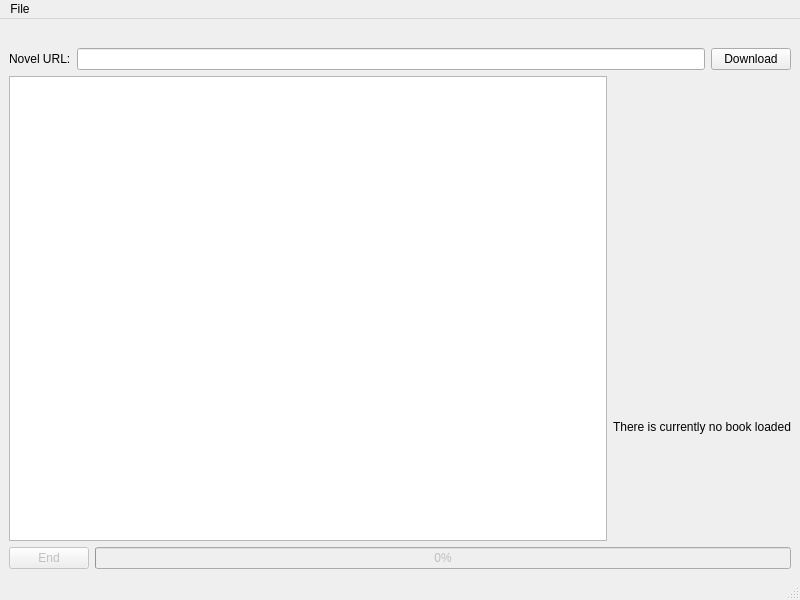
First picture: the form in ui/mainwindow.ui, repository insoPL/WuxiaDownloader, before the edit.
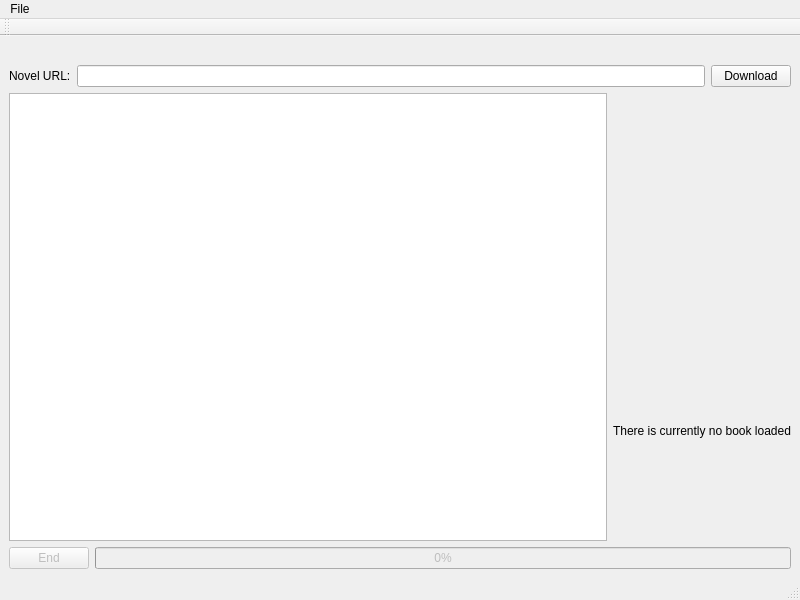
Second picture: the form after the edit. Icons and pictures are not drawn.

Commit message: added option to drag&drop epub files

Diff of the .ui file:
```diff
--- a/ui/mainwindow.ui
+++ b/ui/mainwindow.ui
@@ -1376,6 +1376,17 @@
    </widget>
    <addaction name="menuFile"/>
   </widget>
+  <widget class="QToolBar" name="toolBar">
+   <property name="windowTitle">
+    <string>toolBar</string>
+   </property>
+   <attribute name="toolBarArea">
+    <enum>TopToolBarArea</enum>
+   </attribute>
+   <attribute name="toolBarBreak">
+    <bool>false</bool>
+   </attribute>
+  </widget>
   <action name="actionSave_as">
    <property name="checkable">
     <bool>false</bool>
```
Left out of the diff: 14 changed lines with no effect on the pictures. The commit also changes 1 other file.
